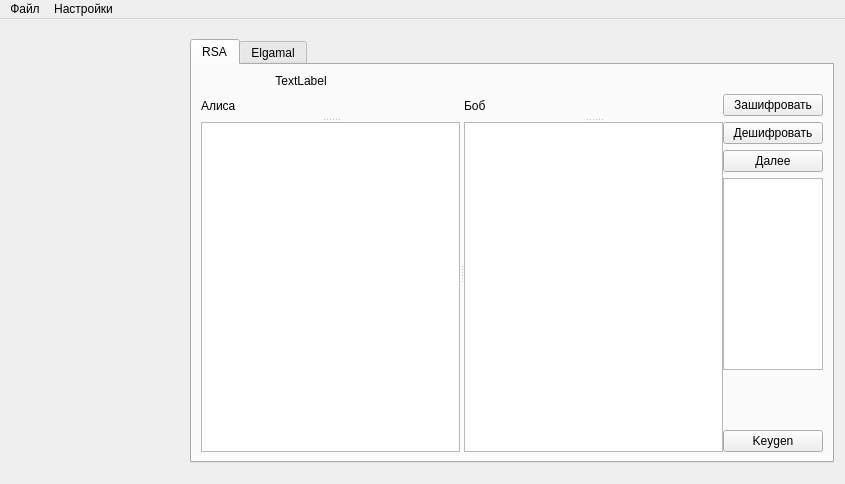
Before: the Qt Designer form mainwindow.ui in maxim79135/LastCourseWork, drawn with Qt 5.
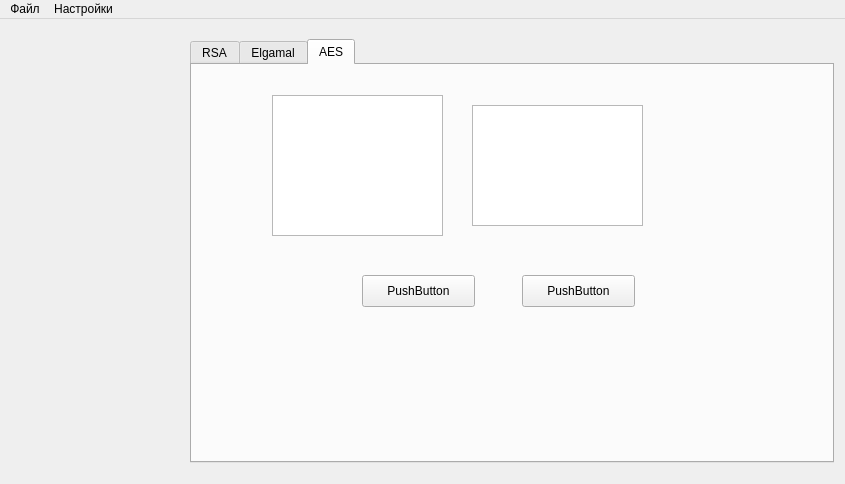
After: the same form once the commit is applied.

```diff
--- a/mainwindow.ui
+++ b/mainwindow.ui
@@ -27,7 +27,7 @@
      <bool>true</bool>
     </property>
     <property name="currentIndex">
-     <number>0</number>
+     <number>2</number>
     </property>
     <widget class="QWidget" name="tab">
      <property name="enabled">
@@ -390,6 +390,57 @@
       </item>
      </layout>
     </widget>
+    <widget class="QWidget" name="tab_3">
+     <attribute name="title">
+      <string>AES</string>
+     </attribute>
+     <widget class="QPushButton" name="encryptAES">
+      <property name="geometry">
+       <rect>
+        <x>170</x>
+        <y>210</y>
+        <width>113</width>
+        <height>32</height>
+       </rect>
+      </property>
+      <property name="text">
+       <string>PushButton</string>
+      </property>
+     </widget>
+     <widget class="QPushButton" name="decryptAES">
+      <property name="geometry">
+       <rect>
+        <x>330</x>
+        <y>210</y>
+        <width>113</width>
+        <height>32</height>
+       </rect>
+      </property>
+      <property name="text">
+       <string>PushButton</string>
+      </property>
+     </widget>
+     <widget class="QTextEdit" name="textEdit_AES">
+      <property name="geometry">
+       <rect>
+        <x>80</x>
+        <y>30</y>
+        <width>171</width>
+        <height>141</height>
+       </rect>
+      </property>
+     </widget>
+     <widget class="QTextEdit" name="textEdit_AES_2">
+      <property name="geometry">
+       <rect>
+        <x>280</x>
+        <y>40</y>
+        <width>171</width>
+        <height>121</height>
+       </rect>
+      </property>
+     </widget>
+    </widget>
    </widget>
   </widget>
   <widget class="QMenuBar" name="menuBar">
```
Left out of the diff: 2 changed lines with no effect on the pictures.
